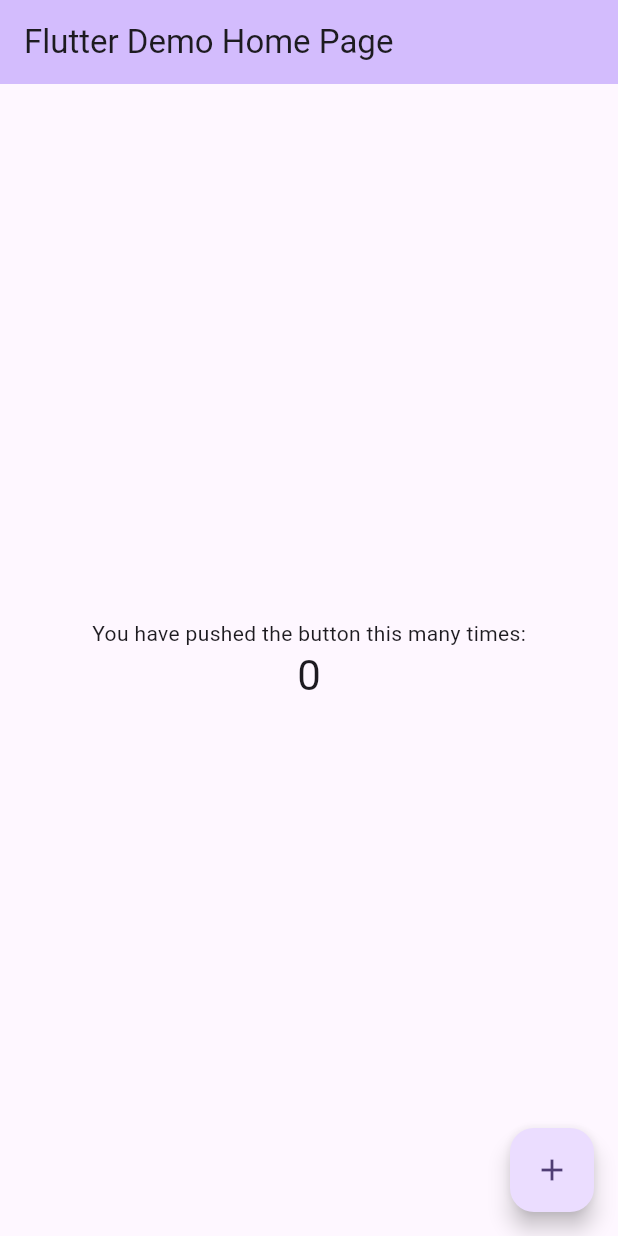
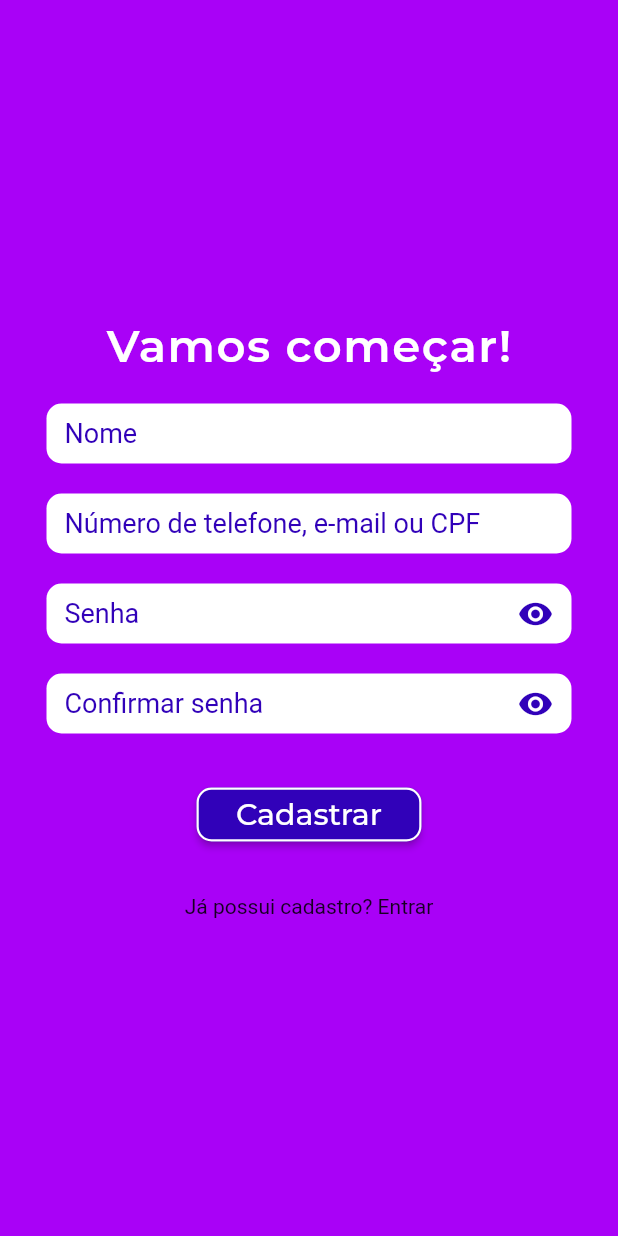
Before and after one commit to gvbrielcosta/listatodo_lovepeople, a Flutter app: the screen it shows after launch, on a phone screen of 412 x 824 dp. Run offline on Flutter 3.47's test engine with Material 2 defaults, Android fonts, the phone set to English and light mode, and no system bars; our stand-ins replace dotted_line, google_fonts; Roboto replaces fonts that are missing (Tahoma).

Commit message:
adição da página de login e separação das pastas

```diff
--- a/lib/main.dart
+++ b/lib/main.dart
@@ -1,4 +1,5 @@
 import 'package:flutter/material.dart';
+import 'package:listatodo_lovepeople/pages/signup/signup_page.dart';
 
 void main() {
   runApp(const MyApp());
@@ -7,120 +8,16 @@ void main() {
 class MyApp extends StatelessWidget {
   const MyApp({super.key});
 
-
   // This widget is the root of your application.
   @override
   Widget build(BuildContext context) {
     return MaterialApp(
       title: 'Flutter Demo',
+      debugShowCheckedModeBanner: false,
       theme: ThemeData(
-        // This is the theme of your application.
-        //
-        // TRY THIS: Try running your application with "flutter run". You'll see
-        // the application has a blue toolbar. Then, without quitting the app,
-        // try changing the seedColor in the colorScheme below to Colors.green
-        // and then invoke "hot reload" (save your changes or press the "hot
-        // reload" button in a Flutter-supported IDE, or press "r" if you used
-        // the command line to start the app).
-        //
-        // Notice that the counter didn't reset back to zero; the application
-        // state is not lost during the reload. To reset the state, use hot
-        // restart instead.
-        //
-        // This works for code too, not just values: Most code changes can be
-        // tested with just a hot reload.
-        colorScheme: ColorScheme.fromSeed(seedColor: Colors.deepPurple),
-        useMaterial3: true,
+        colorScheme: ColorScheme.fromSeed(seedColor: Colors.purple),
       ),
-      home: const MyHomePage(title: 'Flutter Demo Home Page'),
+      home: const SignUpPage(),
     );
   }
 }
-
-class MyHomePage extends StatefulWidget {
-  const MyHomePage({super.key, required this.title});
-
-  // This widget is the home page of your application. It is stateful, meaning
-  // that it has a State object (defined below) that contains fields that affect
-  // how it looks.
-
-  // This class is the configuration for the state. It holds the values (in this
-  // case the title) provided by the parent (in this case the App widget) and
-  // used by the build method of the State. Fields in a Widget subclass are
-  // always marked "final".
-
-  final String title;
-
-  @override
-  State<MyHomePage> createState() => _MyHomePageState();
-}
-
-class _MyHomePageState extends State<MyHomePage> {
-  int _counter = 0;
-
-  void _incrementCounter() {
-    setState(() {
-      // This call to setState tells the Flutter framework that something has
-      // changed in this State, which causes it to rerun the build method below
-      // so that the display can reflect the updated values. If we changed
-      // _counter without calling setState(), then the build method would not be
-      // called again, and so nothing would appear to happen.
-      _counter++;
-    });
-  }
-
-  @override
-  Widget build(BuildContext context) {
-    // This method is rerun every time setState is called, for instance as done
-    // by the _incrementCounter method above.
-    //
-    // The Flutter framework has been optimized to make rerunning build methods
-    // fast, so that you can just rebuild anything that needs updating rather
-    // than having to individually change instances of widgets.
-    return Scaffold(
-      appBar: AppBar(
-        // TRY THIS: Try changing the color here to a specific color (to
-        // Colors.amber, perhaps?) and trigger a hot reload to see the AppBar
-        // change color while the other colors stay the same.
-        backgroundColor: Theme.of(context).colorScheme.inversePrimary,
-        // Here we take the value from the MyHomePage object that was created by
-        // the App.build method, and use it to set our appbar title.
-        title: Text(widget.title),
-      ),
-      body: Center(
-        // Center is a layout widget. It takes a single child and positions it
-        // in the middle of the parent.
-        child: Column(
-          // Column is also a layout widget. It takes a list of children and
-          // arranges them vertically. By default, it sizes itself to fit its
-          // children horizontally, and tries to be as tall as its parent.
-          //
-          // Column has various properties to control how it sizes itself and
-          // how it positions its children. Here we use mainAxisAlignment to
-          // center the children vertically; the main axis here is the vertical
-          // axis because Columns are vertical (the cross axis would be
-          // horizontal).
-          //
-          // TRY THIS: Invoke "debug painting" (choose the "Toggle Debug Paint"
-          // action in the IDE, or press "p" in the console), to see the
-          // wireframe for each widget.
-          mainAxisAlignment: MainAxisAlignment.center,
-          children: <Widget>[
-            const Text(
-              'You have pushed the button this many times:',
-            ),
-            Text(
-              '$_counter',
-              style: Theme.of(context).textTheme.headlineMedium,
-            ),
-          ],
-        ),
-      ),
-      floatingActionButton: FloatingActionButton(
-        onPressed: _incrementCounter,
-        tooltip: 'Increment',
-        child: const Icon(Icons.add),
-      ), // This trailing comma makes auto-formatting nicer for build methods.
-    );
-  }
-}
--- /dev/null
+++ b/lib/pages/signup/signup_page.dart
@@ -0,0 +1,141 @@
+import 'package:flutter/material.dart';
+import 'package:google_fonts/google_fonts.dart';
+import 'package:dotted_line/dotted_line.dart';
+
+class SignUpPage extends StatelessWidget {
+  const SignUpPage({super.key});
+
+  @override
+  Widget build(BuildContext context) {
+    return MaterialApp(
+      debugShowCheckedModeBanner: false,
+      theme: ThemeData(scaffoldBackgroundColor: const Color.fromRGBO(169, 1, 247, 1)),
+      home: Scaffold(
+        body: Center(
+          child: Container(
+              height: 400,
+              alignment: Alignment.center,
+              child: Column(children: [
+                    Text('Vamos começar!', style: GoogleFonts.montserrat(fontSize: 30, color: Colors.white, fontWeight: FontWeight.w600, letterSpacing: 1.0)),
+                    const SizedBox(
+                      height: 20,
+                    ),
+                    SizedBox(
+                      height: 40,
+                      width: 350,
+                      child: TextFormField(
+                        decoration: const InputDecoration(contentPadding: EdgeInsets.fromLTRB(12, 15, 0, 0), hintText: 'Nome', hintStyle: TextStyle(fontFamily: 'Tahoma', fontSize: 18, color: Color.fromRGBO(49, 1, 185, 1), fontWeight: FontWeight.w400), filled: true, fillColor: Colors.white, border: OutlineInputBorder(borderSide: BorderSide.none, borderRadius: BorderRadius.all(Radius.circular(10)))),
+                      ),
+                    ),
+                    const SizedBox(
+                      height: 20,
+                    ),
+
+                    SizedBox(
+                      height: 40,
+                      width: 350,
+                      child: TextFormField(
+                        decoration: const InputDecoration(
+                          contentPadding: EdgeInsets.fromLTRB(12, 15, 0, 0),
+                          hintText: 'Número de telefone, e-mail ou CPF',
+                          hintStyle: TextStyle(
+                            fontFamily: 'Tahoma',
+                            fontSize: 18,
+                            color: Color.fromRGBO(49, 1, 185, 1),
+                            fontWeight: FontWeight.w400
+                            ),
+                          filled: true,
+                          fillColor: Colors.white,
+                          border: OutlineInputBorder(
+                            borderSide: BorderSide.none,
+                            borderRadius: BorderRadius.all(Radius.circular(10)
+                            )
+                            )
+                            ),
+                      ),
+                    ),
+                    const SizedBox(
+                      height: 20,
+                    ),
+
+                    SizedBox(
+                      height: 40,
+                      width: 350,
+                      child: TextFormField(
+                        decoration: const InputDecoration(
+
+                            contentPadding: EdgeInsets.fromLTRB(12, 15, 0, 0),
+                            hintText: 'Senha',
+                            hintStyle: TextStyle(fontFamily: 'Tahoma', fontSize: 18, color: Color.fromRGBO(49, 1, 185, 1), fontWeight: FontWeight.w400),
+                            filled: true,
+                            fillColor: Colors.white,
+                            suffixIcon: Icon(
+                              Icons.remove_red_eye,
+                              color: Color.fromRGBO(49, 1, 185, 1),
+                            ),
+                            border: OutlineInputBorder(borderSide: BorderSide.none, borderRadius: BorderRadius.all(Radius.circular(10)))),
+                      ),
+                    ),
+                    const SizedBox(
+                      height: 20,
+                    ),
+
+                    SizedBox(
+                      height: 40,
+                      width: 350,
+                      child: TextFormField(
+                        decoration: const InputDecoration(
+                            contentPadding: EdgeInsets.fromLTRB(12, 15, 0, 0),
+                            hintText: 'Confirmar senha',
+                            hintStyle: TextStyle(fontFamily: 'Tahoma', fontSize: 18, color: Color.fromRGBO(49, 1, 185, 1), fontWeight: FontWeight.w400),
+                            filled: true,
+                            fillColor: Colors.white,
+                            suffixIcon: Icon(
+                              Icons.remove_red_eye,
+                              color: Color.fromRGBO(49, 1, 185, 1),
+                            ),
+                            border: OutlineInputBorder(borderSide: BorderSide.none, borderRadius: BorderRadius.all(Radius.circular(10)))),
+                      ),
+                    ),
+                    const SizedBox(
+                      height: 30,
+                    ),
+
+                    SizedBox(
+                      width: 150,
+                      child: ElevatedButton(
+                        style: ElevatedButton.styleFrom(
+                            shape: RoundedRectangleBorder(borderRadius: BorderRadius.circular(10)),
+                            backgroundColor: const Color.fromRGBO(49, 1, 185, 1),
+                            side: const BorderSide(
+                              color: Colors.white,
+                              width: 1.5,
+                            )),
+                        onPressed: () {},
+                        child: Text(
+                          'Cadastrar',
+                          style: GoogleFonts.montserrat(
+                            fontSize: 20,
+                            fontWeight: FontWeight.w500,
+                          ),
+                        ),
+
+                      ),
+                    ),
+                    Expanded(
+                      child: Container(
+                        alignment: Alignment.bottomCenter,
+                        child: Text('Já possui cadastro? Entrar'),
+                      ),
+                    )
+
+                  ]),
+
+              ),
+        ),
+
+        ),
+      );
+
+  }
+}
--- a/pubspec.yaml
+++ b/pubspec.yaml
@@ -35,6 +35,9 @@ dependencies:
   # The following adds the Cupertino Icons font to your application.
   # Use with the CupertinoIcons class for iOS style icons.
   cupertino_icons: ^1.0.2
+  google_fonts: ^6.1.0
+  dotted_line: ^3.2.2
+
 
 dev_dependencies:
   flutter_test:
```
Also changed, not shown: pubspec.lock, 3 other files.
